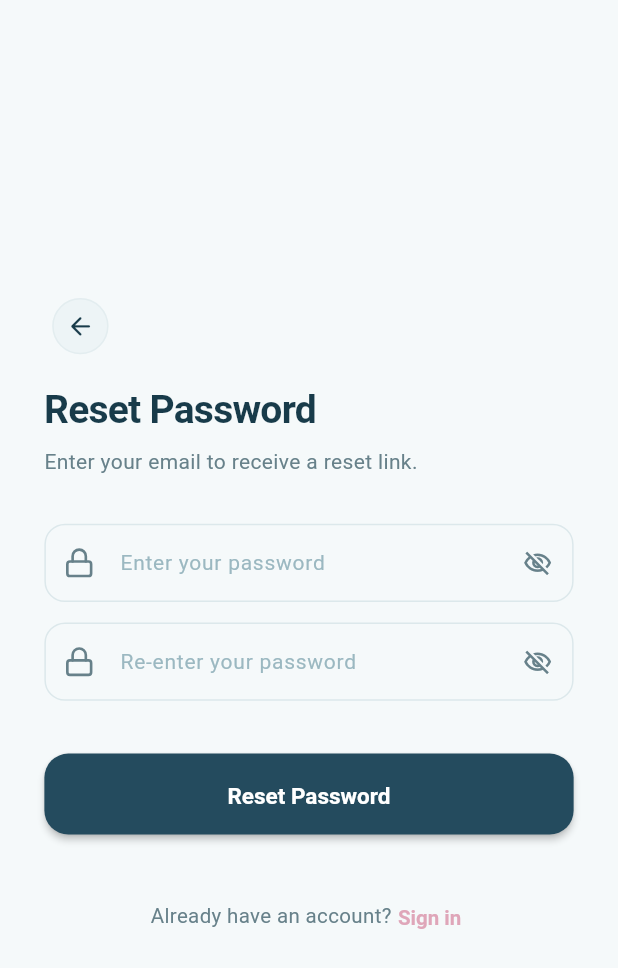
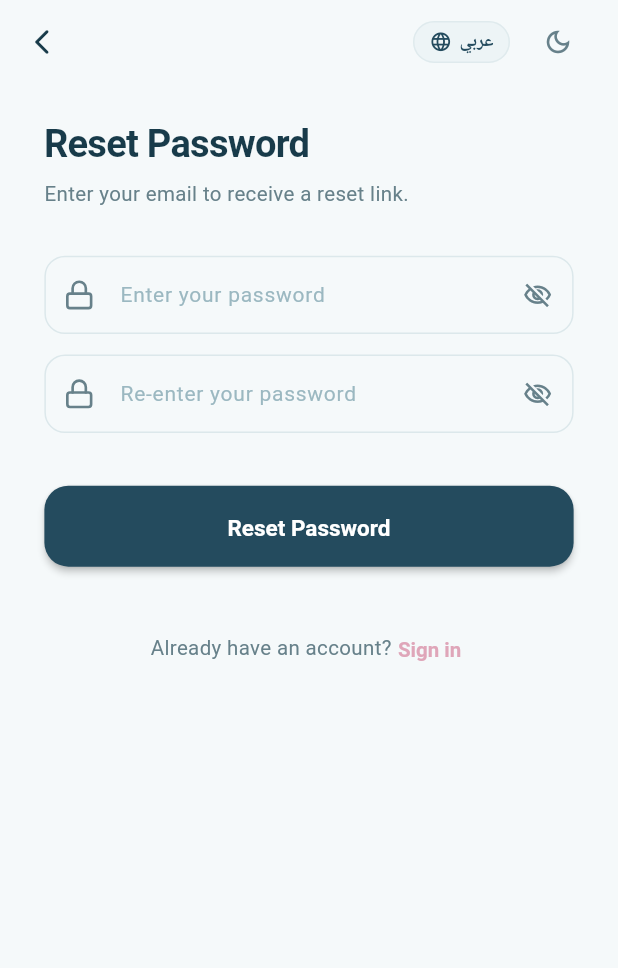
Before and after one commit to KhaledOsama0/Mammo-Care, a Flutter app: the ResetPassScreen screen opened by its route, on a phone screen of 412 x 824 dp. Shown: the top 968 px of the screen. Run offline on Flutter 3.47's test engine with Material 3 defaults, Android fonts, the phone set to English and light mode, and no system bars; our stand-ins replace equatable, flutter_bloc, flutter_screenutil, flutter_svg, go_router, shared_preferences and 1 more; accounts and stored records are empty; Roboto replaces fonts that are missing (DMSans, Manrope); statements that could not run were skipped.

Commit message:
refactor(auth): remove logo from auth and implement clean unified AuthAppBar

```diff
--- a/lib/features/auth/presentation/screens/reset_pass_screen.dart
+++ b/lib/features/auth/presentation/screens/reset_pass_screen.dart
@@ -5,6 +5,7 @@ import '../../../../core/router/app_routes.dart';
 import '../../../../core/theme/app_colors.dart';
 import '../../../../core/utils/context_ext.dart';
 import '../../../../core/widgets/custom_elevated_button.dart';
+import '../widgets/auth_app_bar.dart';
 import '../widgets/auth_footer_text.dart';
 import '../widgets/auth_header.dart';
 import '../widgets/pass_text_field.dart';
@@ -28,7 +29,6 @@ class _ResetPassScreenState extends State<ResetPassScreen> {
       Future.delayed(const Duration(milliseconds: 1200), () {
         if (mounted) {
           setState(() => _isLoading = false);
-          // Show feedback and navigate to login
           ScaffoldMessenger.of(context).showSnackBar(
             SnackBar(
               content: Text(context.l10n.resetPassword),
@@ -47,18 +47,16 @@ class _ResetPassScreenState extends State<ResetPassScreen> {
     final l10n = context.l10n;
     final isDesktopOrWeb = context.isDesktopOrWeb;
 
-    final content = SafeArea(
-      child: SingleChildScrollView(
+    final content = SingleChildScrollView(
       physics: const BouncingScrollPhysics(),
-        child: Padding(
-          padding: EdgeInsets.symmetric(horizontal: 28.w, vertical: 24.h),
+      padding: EdgeInsets.symmetric(horizontal: 28.w, vertical: 16.h),
       child: Form(
         key: _formKey,
         child: Column(
           crossAxisAlignment: CrossAxisAlignment.start,
           children: [
+            SizedBox(height: 8.h),
             AuthHeader(
-                  onBack: () => context.pop(),
               authTitle: l10n.resetPassword,
               authSubTitle: l10n.resetPasswordSubtitle,
             ),
@@ -119,9 +117,8 @@ class _ResetPassScreenState extends State<ResetPassScreen> {
                 context.go(AppRoutes.login);
               },
             ),
+            SizedBox(height: 16.h),
           ],
-            ),
-          ),
         ),
       ),
     );
@@ -153,7 +150,11 @@ class _ResetPassScreenState extends State<ResetPassScreen> {
                     ),
                   )
                 : null,
-            child: content,
+            child: Scaffold(
+              backgroundColor: Colors.transparent,
+              appBar: const AuthAppBar(showBack: true),
+              body: content,
+            ),
           ),
         ),
       ),
--- /dev/null
+++ b/lib/features/auth/presentation/widgets/auth_app_bar.dart
@@ -0,0 +1,103 @@
+import 'package:flutter/material.dart';
+import 'package:flutter_bloc/flutter_bloc.dart';
+import 'package:go_router/go_router.dart';
+import '../../../../core/localization/locale_cubit.dart';
+import '../../../../core/theme/app_colors.dart';
+import '../../../../core/theme/app_text_styles.dart';
+import '../../../../core/theme/theme_cubit.dart';
+import '../../../../core/utils/context_ext.dart';
+
+class AuthAppBar extends StatelessWidget implements PreferredSizeWidget {
+  const AuthAppBar({
+    super.key,
+    this.showBack = false,
+    this.onBack,
+  });
+
+  final bool showBack;
+  final VoidCallback? onBack;
+
+  @override
+  Size get preferredSize => const Size.fromHeight(kToolbarHeight);
+
+  @override
+  Widget build(BuildContext context) {
+    final colors = AppColors.of(context);
+    final styles = AppTextStyles.of(context);
+
+    return AppBar(
+      backgroundColor: Colors.transparent,
+      elevation: 0,
+      scrolledUnderElevation: 0,
+      automaticallyImplyLeading: false,
+      leading: showBack
+          ? IconButton(
+              onPressed: onBack ?? () => context.pop(),
+              tooltip: MaterialLocalizations.of(context).backButtonTooltip,
+              icon: Icon(
+                context.isRtl
+                    ? Icons.arrow_forward_ios_rounded
+                    : Icons.arrow_back_ios_new_rounded,
+                size: 20,
+                color: colors.textPrimary,
+              ),
+            )
+          : null,
+      actions: [
+        // Language Switcher
+        InkWell(
+          onTap: () {
+            context.read<LocaleCubit>().toggleLocale();
+          },
+          borderRadius: BorderRadius.circular(20),
+          child: Container(
+            padding: const EdgeInsets.symmetric(horizontal: 10, vertical: 5),
+            decoration: BoxDecoration(
+              color: colors.surfaceVariant,
+              borderRadius: BorderRadius.circular(20),
+              border: Border.all(
+                color: colors.border.withValues(alpha: 0.8),
+              ),
+            ),
+            child: Row(
+              mainAxisSize: MainAxisSize.min,
+              children: [
+                Icon(
+                  Icons.language_rounded,
+                  size: 15,
+                  color: colors.primary,
+                ),
+                const SizedBox(width: 5),
+                Text(
+                  context.isRtl ? 'EN' : 'عربي',
+                  style: styles.labelMedium.copyWith(
+                    color: colors.primary,
+                    fontWeight: FontWeight.w700,
+                    fontSize: 12,
+                  ),
+                ),
+              ],
+            ),
+          ),
+        ),
+        const SizedBox(width: 8),
+
+        // Theme Toggle
+        IconButton(
+          icon: Icon(
+            context.isDark
+                ? Icons.light_mode_outlined
+                : Icons.dark_mode_outlined,
+            size: 20,
+            color: colors.textSecondary,
+          ),
+          tooltip: 'Toggle Theme',
+          onPressed: () {
+            context.read<ThemeCubit>().toggleTheme();
+          },
+        ),
+        const SizedBox(width: 16),
+      ],
+    );
+  }
+}
--- a/lib/features/auth/presentation/widgets/auth_header.dart
+++ b/lib/features/auth/presentation/widgets/auth_header.dart
@@ -8,13 +8,9 @@ class AuthHeader extends StatelessWidget {
     super.key,
     required this.authTitle,
     required this.authSubTitle,
-    this.showLogo = false,
-    this.onBack,
   });
 
   final String authTitle, authSubTitle;
-  final bool showLogo;
-  final VoidCallback? onBack;
 
   @override
   Widget build(BuildContext context) {
@@ -24,66 +20,12 @@ class AuthHeader extends StatelessWidget {
     return Column(
       crossAxisAlignment: CrossAxisAlignment.start,
       children: [
-        if (onBack != null) ...[
-          IconButton(
-            onPressed: onBack,
-            padding: EdgeInsets.zero,
-            constraints: const BoxConstraints(),
-            icon: Container(
-              padding: const EdgeInsets.all(8),
-              decoration: BoxDecoration(
-                color: colors.surfaceVariant,
-                shape: BoxShape.circle,
-                border: Border.all(
-                  color: colors.border.withValues(alpha: 0.6),
-                ),
-              ),
-              child: Icon(
-                Icons.arrow_back_rounded,
-                size: 20.sp,
-                color: colors.textPrimary,
-              ),
-            ),
-          ),
-          SizedBox(height: 16.h),
-        ],
-        if (showLogo) ...[
-          Container(
-            width: 48.w,
-            height: 48.w,
-            decoration: BoxDecoration(
-              shape: BoxShape.circle,
-              color: colors.surface,
-              boxShadow: [
-                BoxShadow(
-                  color: colors.secondary.withValues(alpha: 0.22),
-                  blurRadius: 16,
-                  offset: const Offset(0, 4),
-                ),
-              ],
-            ),
-            padding: const EdgeInsets.all(8),
-            child: Image.asset(
-              'assets/images/logos/mammo.png',
-              fit: BoxFit.contain,
-              errorBuilder: (_, __, ___) => Image.asset(
-                'assets/images/logos/logo.png',
-                fit: BoxFit.contain,
-                errorBuilder: (_, __, ___) => Icon(
-                  Icons.favorite_rounded,
-                  size: 24.sp,
-                  color: colors.secondary,
-                ),
-              ),
-            ),
-          ),
-          SizedBox(height: 18.h),
-        ],
         Text(
           authTitle,
           style: styles.heading1.copyWith(
             color: colors.textPrimary,
             fontWeight: FontWeight.w700,
+            fontSize: 26.sp,
           ),
         ),
         SizedBox(height: 8.h),
@@ -91,6 +33,7 @@ class AuthHeader extends StatelessWidget {
           authSubTitle,
           style: styles.bodyMedium.copyWith(
             color: colors.textSecondary,
+            fontSize: 14.sp,
             height: 1.45,
           ),
         ),
```
Also changed, not shown: lib/features/auth/presentation/screens/forgot_pass_screen.dart (+10 -8 lines), lib/features/auth/presentation/screens/login_screen.dart (+11 -77 lines), lib/features/auth/presentation/screens/sign_up_screen.dart (+10 -8 lines), 1 other file. Lines whose indentation alone changed are shown as unchanged.
